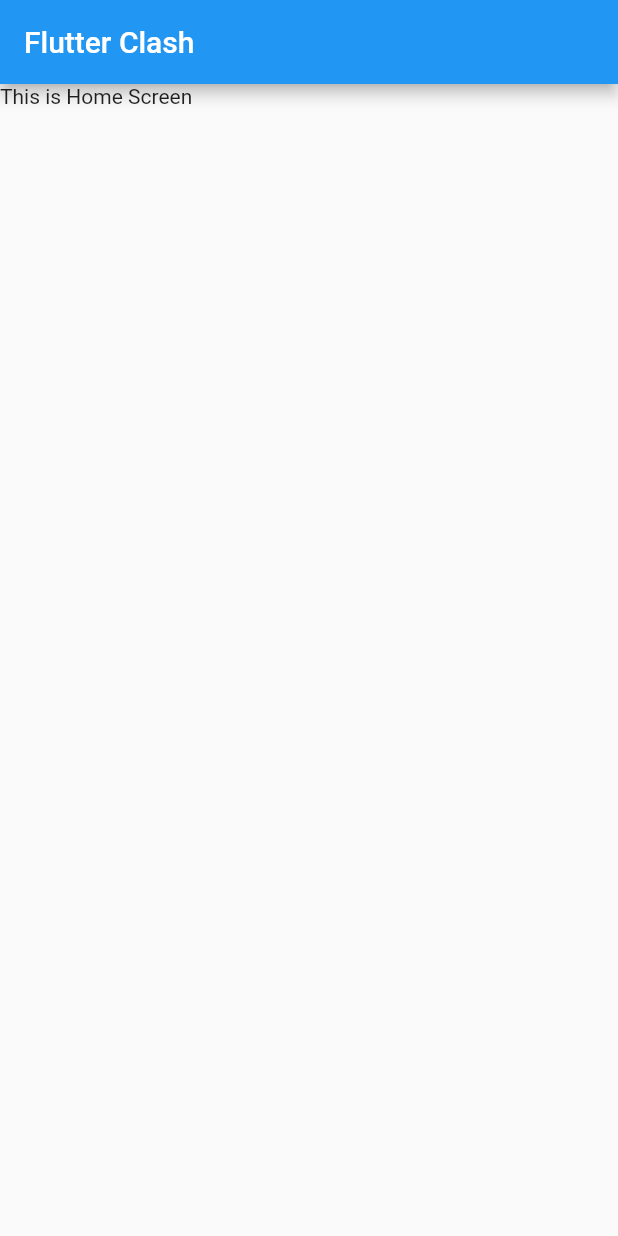
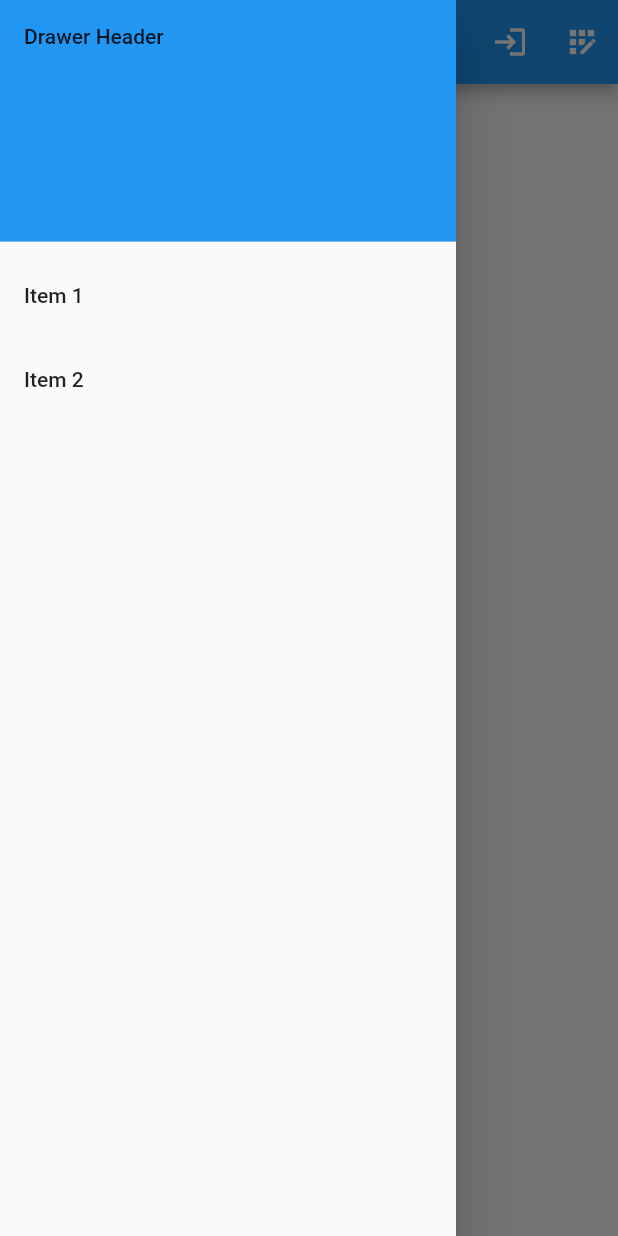
Before and after one commit to AnikRonjon/Flutter_Clash, a Flutter app: the screen it shows after launch, with the side drawer open (before the commit the screen has no drawer), on a phone screen of 412 x 824 dp. Run offline on Flutter 3.47's test engine with Material 2 defaults, Android fonts, the phone set to English and light mode, and no system bars.

Commit message:
Modify Home Screen

```diff
--- a/lib/screen/home.dart
+++ b/lib/screen/home.dart
@@ -11,11 +11,54 @@ class _HomeScreenState extends State<HomeScreen> {
   @override
   Widget build(BuildContext context) {
     return Scaffold(
-        appBar: AppBar(
-          title: const Text('Flutter Clash'),
+      appBar: AppBar(
+        title: const Text('Flutter Clash'),
+        actions: [
+          IconButton(
+            icon: const Icon(Icons.login),
+            onPressed: () {
+              Navigator.pushNamed(context, '/login');
+            },
+          ),
+          IconButton(
+            icon: Icon(Icons.app_registration),
+            onPressed: () {
+              Navigator.pushNamed(context, '/registration');
+            },
+          )
+        ],
+      ),
+      drawer: Drawer(
+        // Add a ListView to the drawer. This ensures the user can scroll
+        // through the options in the drawer if there isn't enough vertical
+        // space to fit everything.
+        child: ListView(
+          // Important: Remove any padding from the ListView.
+          padding: EdgeInsets.zero,
+          children: [
+            const DrawerHeader(
+              decoration: BoxDecoration(
+                color: Colors.blue,
+              ),
+              child: Text('Drawer Header'),
+            ),
+            ListTile(
+              title: const Text('Item 1'),
+              onTap: () {
+                // Update the state of the app.
+                // ...
+              },
+            ),
+            ListTile(
+              title: const Text('Item 2'),
+              onTap: () {
+                // Update the state of the app.
+                // ...
+              },
+            ),
+          ],
         ),
-        body: Container(
-          child: const Text('This is Home Screen'),
-        ));
+      ),
+    );
   }
 }
--- a/lib/screen/login.dart
+++ b/lib/screen/login.dart
@@ -1,8 +1,7 @@
 import 'package:flutter/material.dart';
 
-
 class LoginScreen extends StatefulWidget {
-  const LoginScreen({ Key? key }) : super(key: key);
+  const LoginScreen({Key? key}) : super(key: key);
 
   @override
   State<LoginScreen> createState() => _LoginScreenState();
```
